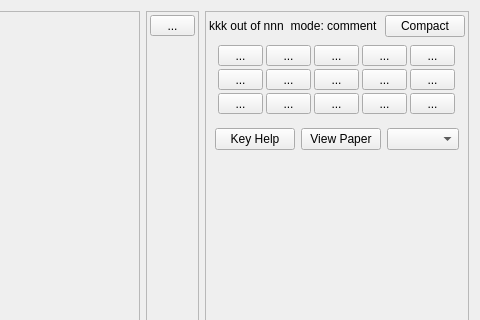
Before: the Qt Designer form qtCreatorFiles/ui_annotator_lhm.ui in plomgrading/plom, drawn with Qt 5; both pictures show x 382 to 862 and y 0 to 320 of the 862 by 670 pixel window.
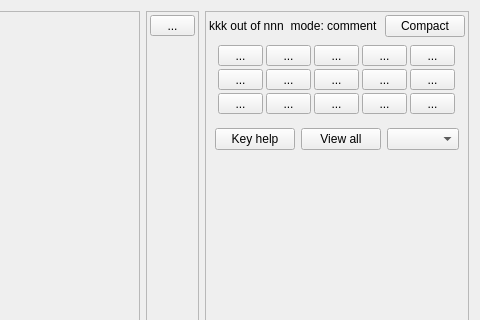
After: the same form once the commit is applied.

Commit message:
shorter button names
"View Paper" to "View all" and some lowercasing.

```diff
--- a/qtCreatorFiles/ui_annotator_lhm.ui
+++ b/qtCreatorFiles/ui_annotator_lhm.ui
@@ -419,7 +419,7 @@
             </sizepolicy>
            </property>
            <property name="text">
-            <string>Key Help</string>
+            <string>Key help</string>
            </property>
           </widget>
          </item>
@@ -432,7 +432,7 @@
             </sizepolicy>
            </property>
            <property name="text">
-            <string>View Paper</string>
+            <string>View all</string>
            </property>
           </widget>
          </item>
```
The commit also changes 4 other files.
